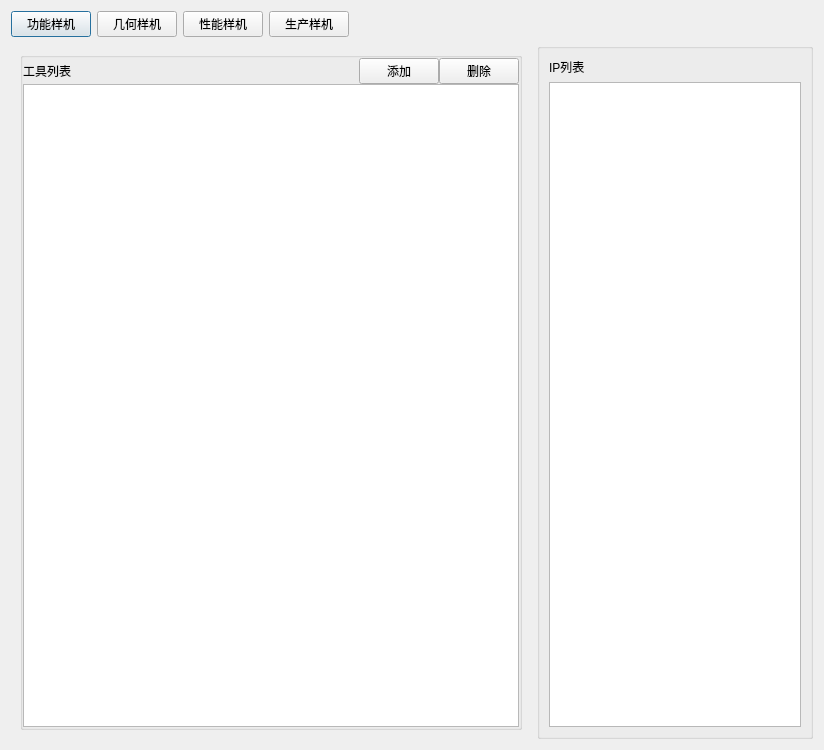
First picture: the form in digitalIntegration/InformationConfihurationDialog.ui, repository jiaqingguo/DI, before the edit.
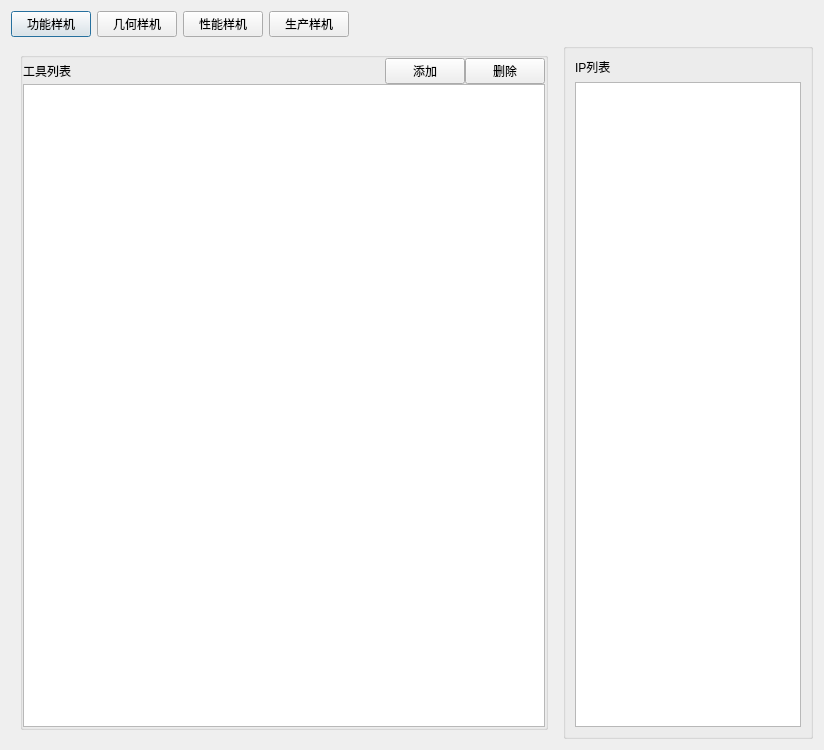
Second picture: the form after the edit. The open tabs and pages were chosen to show the change.

What changed in the file:
```diff
--- a/digitalIntegration/InformationConfihurationDialog.ui
+++ b/digitalIntegration/InformationConfihurationDialog.ui
@@ -87,7 +87,7 @@
      <widget class="QWidget" name="stackedWidgetPage1">
       <property name="minimumSize">
        <size>
-        <width>520</width>
+        <width>0</width>
         <height>0</height>
        </size>
       </property>
@@ -376,6 +376,18 @@
    </item>
    <item row="1" column="1">
     <widget class="QGroupBox" name="groupBox_2">
+     <property name="minimumSize">
+      <size>
+       <width>0</width>
+       <height>0</height>
+      </size>
+     </property>
+     <property name="maximumSize">
+      <size>
+       <width>250</width>
+       <height>16777215</height>
+      </size>
+     </property>
      <property name="title">
       <string/>
      </property>
@@ -388,7 +400,14 @@
        </widget>
       </item>
       <item>
-       <widget class="QTableView" name="tableViewIP1"/>
+       <widget class="QTableView" name="tableViewIP1">
+        <property name="minimumSize">
+         <size>
+          <width>0</width>
+          <height>0</height>
+         </size>
+        </property>
+       </widget>
       </item>
      </layout>
     </widget>
```
Left out of the diff: 4 changed lines with no effect on the pictures.
